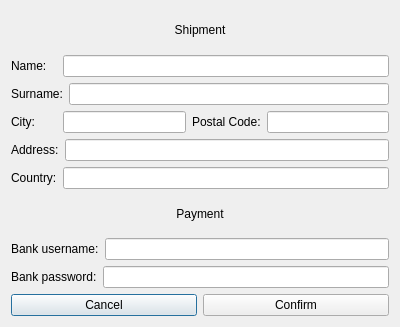
This is orderdetailswindow.ui in szymon27/xkomx as Qt 5 draws it before an edit. The edited form follows.
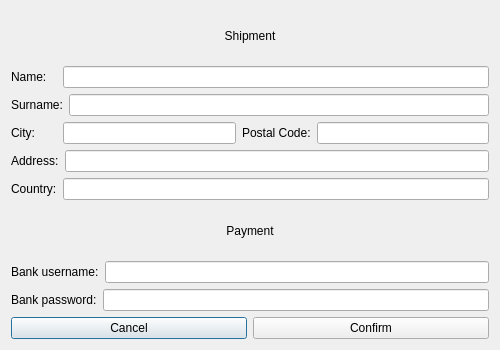
This is the edited form.

```diff
--- a/orderdetailswindow.ui
+++ b/orderdetailswindow.ui
@@ -6,10 +6,22 @@
    <rect>
     <x>0</x>
     <y>0</y>
-    <width>400</width>
-    <height>327</height>
+    <width>500</width>
+    <height>350</height>
    </rect>
   </property>
+  <property name="minimumSize">
+   <size>
+    <width>500</width>
+    <height>350</height>
+   </size>
+  </property>
+  <property name="maximumSize">
+   <size>
+    <width>500</width>
+    <height>350</height>
+   </size>
+  </property>
   <property name="windowTitle">
    <string>XKOMX</string>
   </property>
```
